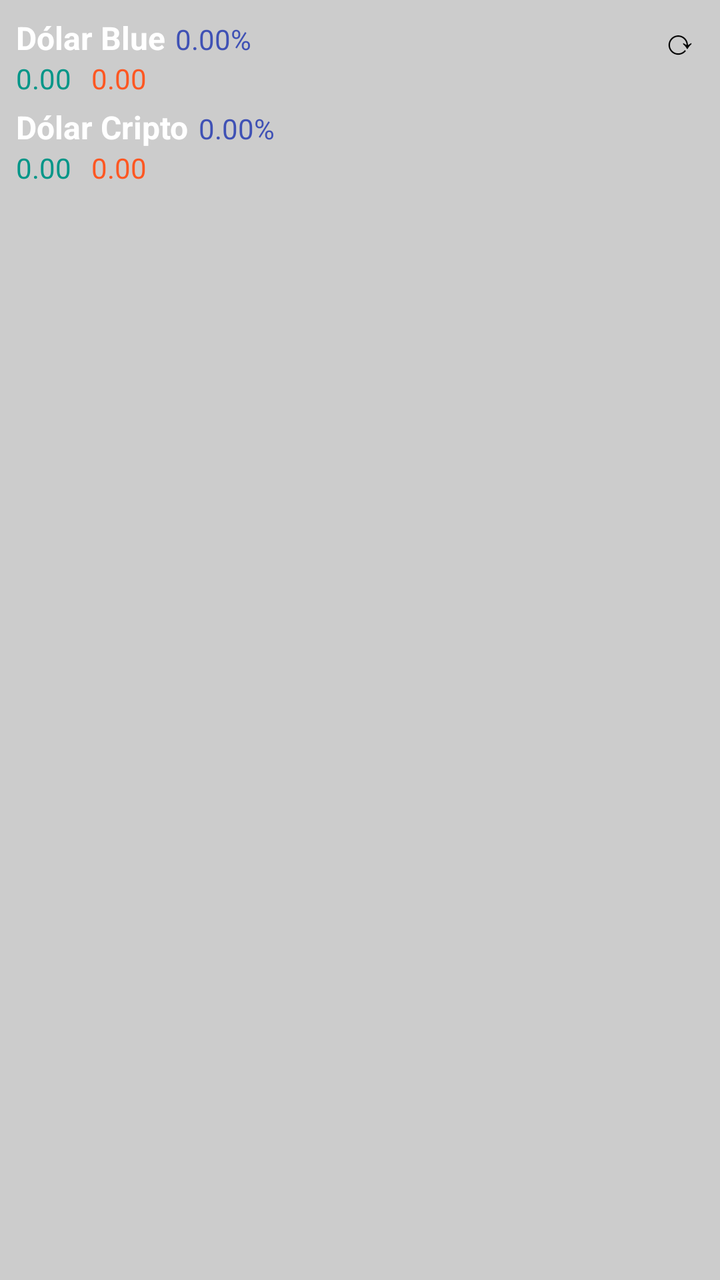
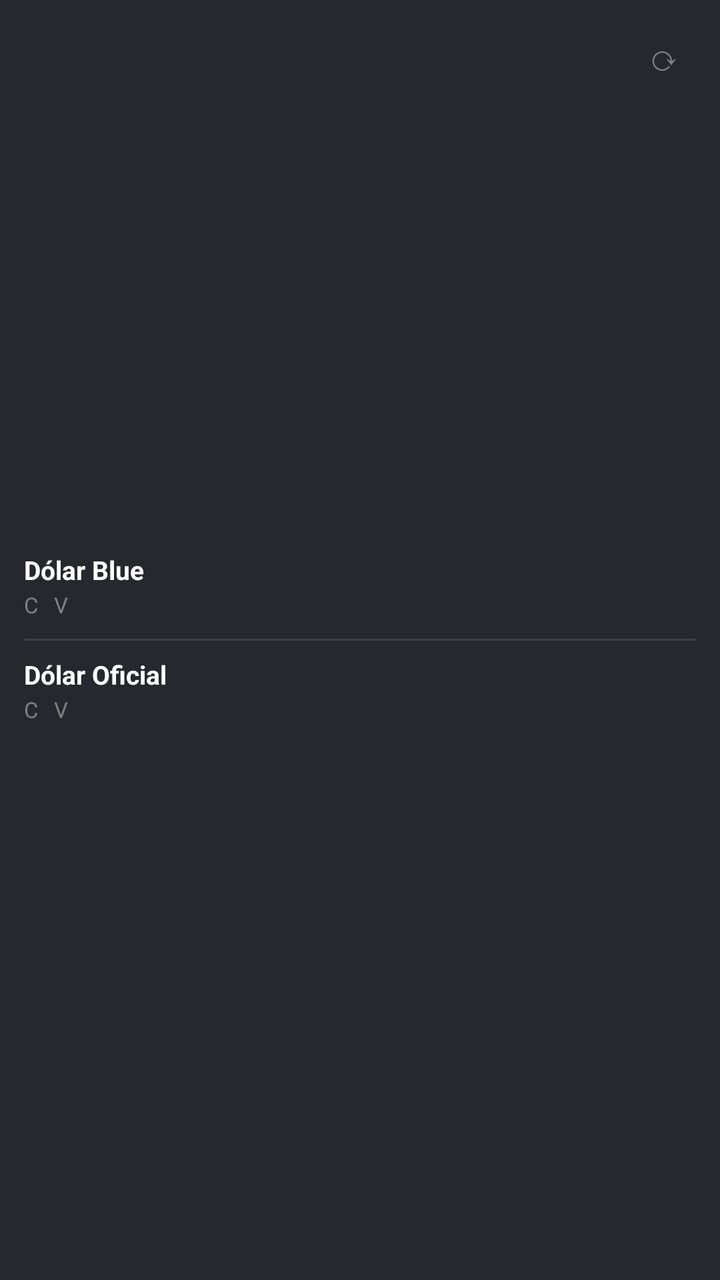

The first picture is an Android layout as it rendered before a commit; the second is the same layout after the commit. The layout source and the unified diff follow.
<!-- AndroidManifest.xml: application theme AppTheme -->
<!-- res/layout/widget_layout.xml -->
<RelativeLayout xmlns:android="http://schemas.android.com/apk/res/android"
    android:id="@+id/widget_root"
    android:layout_width="match_parent"
    android:layout_height="wrap_content"
    android:background="#ccc">

    
    <LinearLayout xmlns:android="http://schemas.android.com/apk/res/android"
        android:layout_width="match_parent"
        android:layout_height="wrap_content"
        android:orientation="vertical"
        android:padding="8dp"
        android:background="#ccc">

        
        <LinearLayout
            android:layout_width="match_parent"
            android:layout_height="wrap_content"
            android:orientation="vertical"
            android:paddingBottom="4dp">
            <LinearLayout
                android:layout_width="match_parent"
                android:layout_height="wrap_content"
                android:orientation="horizontal">
                <TextView
                    android:id="@+id/blue_title"
                    android:layout_width="wrap_content"
                    android:layout_height="wrap_content"
                    android:text="Dólar Blue"
                    android:textStyle="bold"
                    android:textSize="16sp"
                    android:textColor="#fff" />
                <TextView
                    android:id="@+id/blue_porcentaje"
                    android:layout_width="wrap_content"
                    android:layout_height="wrap_content"
                    android:text="0.00%"
                    android:textSize="14sp"
                    android:textColor="#3F51B5"
                    android:layout_marginLeft="5dip" />
            </LinearLayout>
            <LinearLayout
                android:layout_width="match_parent"
                android:layout_height="wrap_content"
                android:orientation="horizontal">
                <TextView
                    android:id="@+id/blue_compra"
                    android:layout_width="wrap_content"
                    android:layout_height="wrap_content"
                    android:text="0.00"
                    android:textSize="14sp"
                    android:textColor="#009688" />

                <TextView
                    android:id="@+id/blue_venta"
                    android:layout_width="wrap_content"
                    android:layout_height="wrap_content"
                    android:text="0.00"
                    android:textSize="14sp"
                    android:textColor="#FF5722"
                    android:layout_marginLeft="10dip" />
            </LinearLayout>

        </LinearLayout>

        
        <LinearLayout
            android:layout_width="match_parent"
            android:layout_height="wrap_content"
            android:orientation="vertical">
            <LinearLayout
                android:layout_width="match_parent"
                android:layout_height="wrap_content"
                android:orientation="horizontal">
                <TextView
                    android:id="@+id/cripto_title"
                    android:layout_width="wrap_content"
                    android:layout_height="wrap_content"
                    android:text="Dólar Cripto"
                    android:textStyle="bold"
                    android:textSize="16sp"
                    android:textColor="#fff" />
                <TextView
                    android:id="@+id/cripto_porcentaje"
                    android:layout_width="wrap_content"
                    android:layout_height="wrap_content"
                    android:text="0.00%"
                    android:textSize="14sp"
                    android:textColor="#3F51B5"
                    android:layout_marginLeft="5dip" />
            </LinearLayout>
            <LinearLayout
                android:layout_width="match_parent"
                android:layout_height="wrap_content"
                android:orientation="horizontal">
                <TextView
                    android:id="@+id/cripto_compra"
                    android:layout_width="wrap_content"
                    android:layout_height="wrap_content"
                    android:text="0.00"
                    android:textSize="14sp"
                    android:textColor="#009688" />

                <TextView
                    android:id="@+id/cripto_venta"
                    android:layout_width="wrap_content"
                    android:layout_height="wrap_content"
                    android:text="0.00"
                    android:textSize="14sp"
                    android:textColor="#FF5722"
                    android:layout_marginLeft="10dip" />
            </LinearLayout>
        </LinearLayout>
    </LinearLayout>

    
    <Button
        android:id="@+id/refresh_button"
        android:layout_width="40dp"
        android:layout_height="40dp"
        android:text="⟳"
        android:layout_alignParentTop="true"
        android:layout_alignParentEnd="true"
        android:background="?android:attr/selectableItemBackground"
        android:textColor="#000"
        android:textSize="18sp" />
</RelativeLayout>
<!-- resources referenced by this layout -->
<resources>
  <style name="AppTheme" parent="Theme.AppCompat.DayNight.NoActionBar">
          
          <item name="android:editTextBackground">@drawable/rn_edit_text_material</item>
      </style>
  <!-- drawable rn_edit_text_material (drawable) -->
  <?xml version="1.0" encoding="utf-8"?>
  <inset xmlns:android="http://schemas.android.com/apk/res/android"
         android:insetLeft="@dimen/abc_edit_text_inset_horizontal_material"
         android:insetRight="@dimen/abc_edit_text_inset_horizontal_material"
         android:insetTop="@dimen/abc_edit_text_inset_top_material"
         android:insetBottom="@dimen/abc_edit_text_inset_bottom_material"
         >
  
      <selector>
          
          <item android:state_enabled="false" android:drawable="@drawable/abc_textfield_default_mtrl_alpha"/>
          <item android:drawable="@drawable/abc_textfield_activated_mtrl_alpha"/>
      </selector>
  
  </inset>
</resources>

<!-- the commit's change to res/layout/widget_layout.xml (unified diff, before → after) -->
@@ -1,127 +1,168 @@
 <RelativeLayout xmlns:android="http://schemas.android.com/apk/res/android"
     android:id="@+id/widget_root"
     android:layout_width="match_parent"
-    android:layout_height="wrap_content"
-    android:background="#ccc">
+    android:layout_height="match_parent"
+    android:background="#25292e"
+    android:padding="12dp">
 
     
-    <LinearLayout xmlns:android="http://schemas.android.com/apk/res/android"
+    <LinearLayout
         android:layout_width="match_parent"
         android:layout_height="wrap_content"
-        android:orientation="vertical"
-        android:padding="8dp"
-        android:background="#ccc">
+        android:layout_centerVertical="true"
+        android:orientation="vertical">
 
         
         <LinearLayout
             android:layout_width="match_parent"
             android:layout_height="wrap_content"
             android:orientation="vertical"
-            android:paddingBottom="4dp">
+            android:paddingBottom="8dp">
+
             <LinearLayout
                 android:layout_width="match_parent"
                 android:layout_height="wrap_content"
-                android:orientation="horizontal">
+                android:orientation="horizontal"
+                android:gravity="center_vertical">
+
                 <TextView
                     android:id="@+id/blue_title"
-                    android:layout_width="wrap_content"
+                    android:layout_width="0dp"
                     android:layout_height="wrap_content"
+                    android:layout_weight="1"
                     android:text="Dólar Blue"
                     android:textStyle="bold"
-                    android:textSize="16sp"
-                    android:textColor="#fff" />
+                    android:textSize="13sp"
+                    android:textColor="#ffffff" />
+
                 <TextView
                     android:id="@+id/blue_porcentaje"
                     android:layout_width="wrap_content"
                     android:layout_height="wrap_content"
-                    android:text="0.00%"
-                    android:textSize="14sp"
-                    android:textColor="#3F51B5"
-                    android:layout_marginLeft="5dip" />
+                    android:textSize="11sp"
+                    android:textColor="#808080" />
             </LinearLayout>
+
             <LinearLayout
                 android:layout_width="match_parent"
                 android:layout_height="wrap_content"
-                android:orientation="horizontal">
+                android:orientation="horizontal"
+                android:gravity="center_vertical">
+
+                <TextView
+                    android:layout_width="wrap_content"
+                    android:layout_height="wrap_content"
+                    android:text="C "
+                    android:textSize="11sp"
+                    android:textColor="#808080" />
+
                 <TextView
                     android:id="@+id/blue_compra"
                     android:layout_width="wrap_content"
                     android:layout_height="wrap_content"
-                    android:text="0.00"
-                    android:textSize="14sp"
-                    android:textColor="#009688" />
+                    android:textSize="13sp"
+                    android:textColor="#00ff83" />
+
+                <TextView
+                    android:layout_width="wrap_content"
+                    android:layout_height="wrap_content"
+                    android:text="  V "
+                    android:textSize="11sp"
+                    android:textColor="#808080" />
 
                 <TextView
                     android:id="@+id/blue_venta"
                     android:layout_width="wrap_content"
                     android:layout_height="wrap_content"
-                    android:text="0.00"
-                    android:textSize="14sp"
-                    android:textColor="#FF5722"
-                    android:layout_marginLeft="10dip" />
+                    android:textSize="13sp"
+                    android:textColor="#ff6b6b" />
             </LinearLayout>
+        </LinearLayout>
 
-        </LinearLayout>
+        
+        <View
+            android:layout_width="match_parent"
+            android:layout_height="1dp"
+            android:background="#3a3f47"
+            android:layout_marginBottom="8dp" />
 
         
         <LinearLayout
             android:layout_width="match_parent"
             android:layout_height="wrap_content"
             android:orientation="vertical">
+
             <LinearLayout
                 android:layout_width="match_parent"
                 android:layout_height="wrap_content"
-                android:orientation="horizontal">
+                android:orientation="horizontal"
+                android:gravity="center_vertical">
+
                 <TextView
-                    android:id="@+id/cripto_title"
+                    android:id="@+id/oficial_title"
+                    android:layout_width="0dp"
+                    android:layout_height="wrap_content"
+                    android:layout_weight="1"
+                    android:text="Dólar Oficial"
+                    android:textStyle="bold"
+                    android:textSize="13sp"
+                    android:textColor="#ffffff" />
+
+                <TextView
+                    android:id="@+id/oficial_porcentaje"
                     android:layout_width="wrap_content"
                     android:layout_height="wrap_content"
-                    android:text="Dólar Cripto"
-                    android:textStyle="bold"
-                    android:textSize="16sp"
-                    android:textColor="#fff" />
-                <TextView
-                    android:id="@+id/cripto_porcentaje"
-                    android:layout_width="wrap_content"
-                    android:layout_height="wrap_content"
-                    android:text="0.00%"
-                    android:textSize="14sp"
-                    android:textColor="#3F51B5"
-                    android:layout_marginLeft="5dip" />
+                    android:textSize="11sp"
+                    android:textColor="#808080" />
             </LinearLayout>
+
             <LinearLayout
                 android:layout_width="match_parent"
                 android:layout_height="wrap_content"
-                android:orientation="horizontal">
+                android:orientation="horizontal"
+                android:gravity="center_vertical">
+
                 <TextView
-                    android:id="@+id/cripto_compra"
                     android:layout_width="wrap_content"
                     android:layout_height="wrap_content"
-                    android:text="0.00"
-                    android:textSize="14sp"
-                    android:textColor="#009688" />
+                    android:text="C "
+                    android:textSize="11sp"
+                    android:textColor="#808080" />
 
                 <TextView
-                    android:id="@+id/cripto_venta"
+                    android:id="@+id/oficial_compra"
                     android:layout_width="wrap_content"
                     android:layout_height="wrap_content"
-                    android:text="0.00"
-                    android:textSize="14sp"
-                    android:textColor="#FF5722"
-                    android:layout_marginLeft="10dip" />
+                    android:textSize="13sp"
+                    android:textColor="#00ff83" />
+
+                <TextView
+                    android:layout_width="wrap_content"
+                    android:layout_height="wrap_content"
+                    android:text="  V "
+                    android:textSize="11sp"
+                    android:textColor="#808080" />
+
+                <TextView
+                    android:id="@+id/oficial_venta"
+                    android:layout_width="wrap_content"
+                    android:layout_height="wrap_content"
+                    android:textSize="13sp"
+                    android:textColor="#ff6b6b" />
             </LinearLayout>
         </LinearLayout>
     </LinearLayout>
 
     
-    <Button
+    <TextView
         android:id="@+id/refresh_button"
-        android:layout_width="40dp"
-        android:layout_height="40dp"
-        android:text="⟳"
+        android:layout_width="32dp"
+        android:layout_height="32dp"
         android:layout_alignParentTop="true"
         android:layout_alignParentEnd="true"
-        android:background="?android:attr/selectableItemBackground"
-        android:textColor="#000"
+        android:gravity="center"
+        android:text="⟳"
+        android:textColor="#808080"
         android:textSize="18sp" />
+
 </RelativeLayout>
